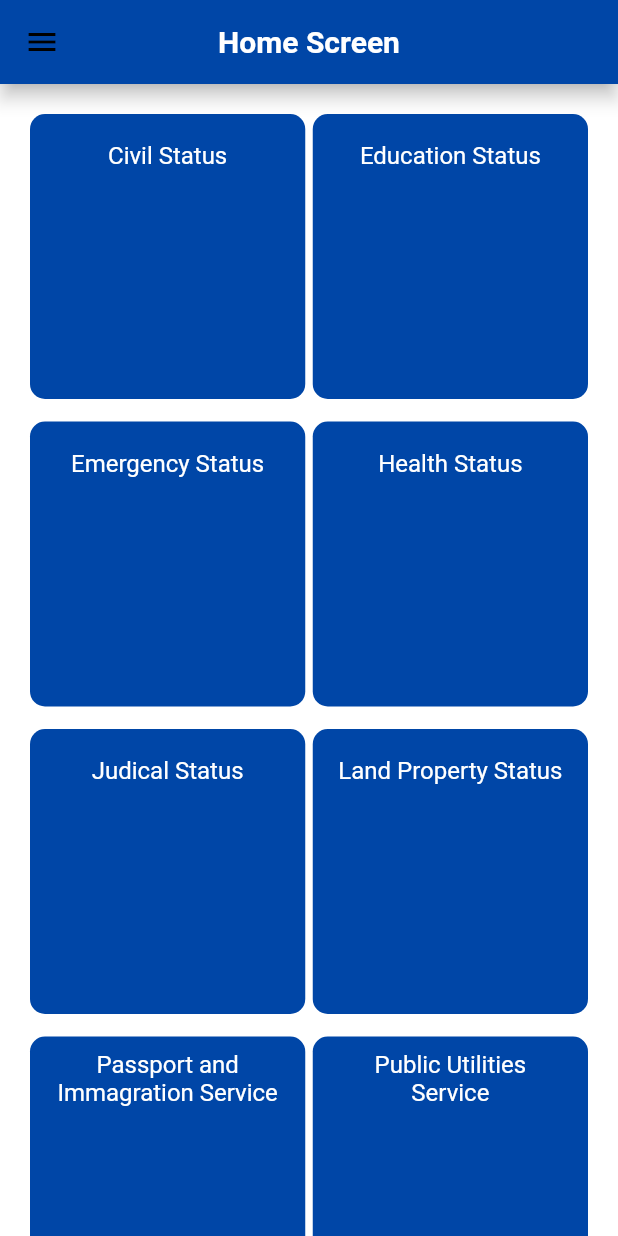
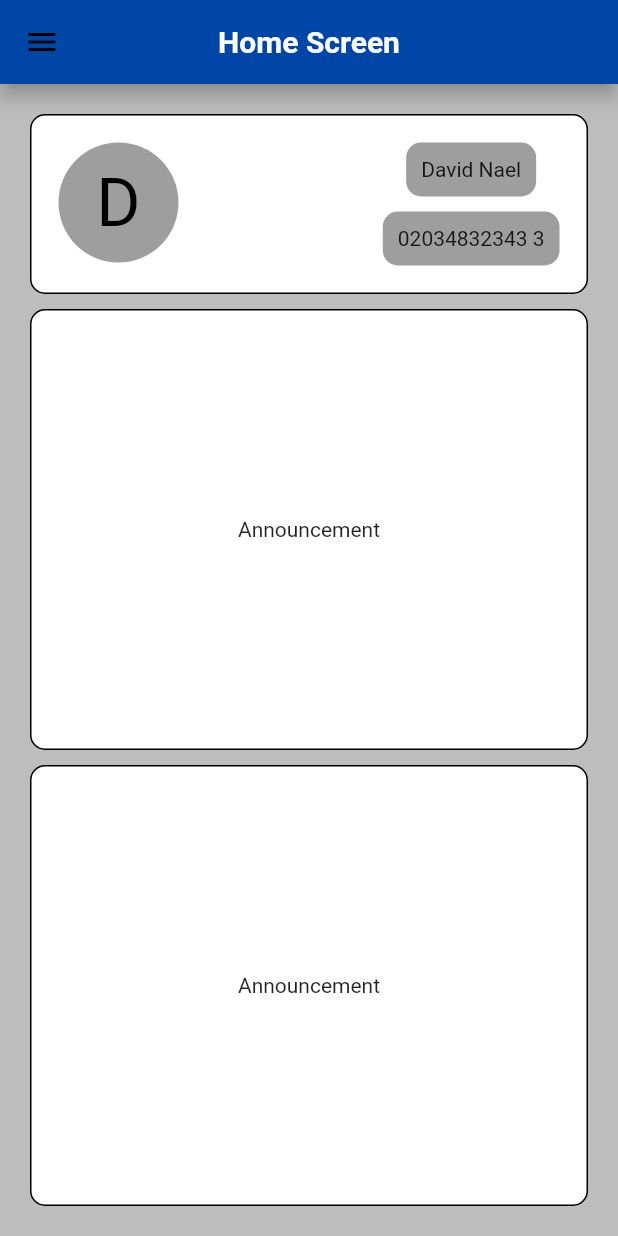
Before and after one commit to DavidNael/E-citizen, a Flutter app: the HomeLayoutScreen screen opened directly, on a phone screen of 412 x 824 dp. Run offline on Flutter 3.47's test engine with Material 2 defaults, Android fonts, the phone set to English and light mode, and no system bars; our stand-ins replace bloc, cloud_firestore, firebase_auth, firebase_core, flutter_bloc, hexcolor; accounts and stored records are empty.

Commit message:
Co-authored-by: DavidNael <DavidNael@users.noreply.github.com>

```diff
--- a/E-Citizen/lib/layout/home_layout_screen.dart
+++ b/E-Citizen/lib/layout/home_layout_screen.dart
@@ -1,7 +1,10 @@
-import 'package:ecitizen/modules/services/services_screen.dart';
+import 'package:ecitizen/modules/home_screen.dart';
 import 'package:ecitizen/shared/components/components.dart';
+import 'package:ecitizen/shared/cubit/app_cubit.dart';
+import 'package:ecitizen/shared/cubit/app_states.dart';
 import 'package:ecitizen/shared/styles/color.dart';
 import 'package:flutter/material.dart';
+import 'package:flutter_bloc/flutter_bloc.dart';
 
 class HomeLayoutScreen extends StatelessWidget {
   const HomeLayoutScreen({Key? key}) : super(key: key);
@@ -9,12 +12,15 @@ class HomeLayoutScreen extends StatelessWidget {
   @override
   Widget build(BuildContext context) {
     return Scaffold(
+      backgroundColor: Colors.grey[400],
       appBar: AppBar(
         title: const Text(
           'Home Screen',
           style: TextStyle(color: Colors.white),
         ),
       ),
+
+      //! Sidebar menu
       drawer: Drawer(
         backgroundColor: Colors.white,
         child: SafeArea(
@@ -52,7 +58,9 @@ class HomeLayoutScreen extends StatelessWidget {
           ),
         ),
       ),
-      body: ServicesScreen(),
+
+      body: HomeScreen(),
+      drawerEdgeDragWidth: 80,
     );
   }
 }
--- a/E-Citizen/lib/main.dart
+++ b/E-Citizen/lib/main.dart
@@ -26,7 +26,7 @@ class ECitizen extends StatelessWidget {
     return MultiBlocProvider(
       providers: [
         BlocProvider(
-          create: (context) => ECitizenCubit(),
+          create: (context) => AppCubit(),
         ),
         BlocProvider(
           create: (context) => LoginCubit(),
--- /dev/null
+++ b/E-Citizen/lib/modules/home_screen.dart
@@ -0,0 +1,134 @@
+import 'package:ecitizen/modules/services/passport_immigration_service.dart';
+import 'package:ecitizen/modules/services/public_utilities_service.dart';
+import 'package:ecitizen/modules/services/service_model.dart';
+import 'package:ecitizen/modules/services/social_service.dart';
+import 'package:ecitizen/modules/services/taxation_service.dart';
+import 'package:ecitizen/modules/services/vehicle_service.dart';
+import 'package:ecitizen/shared/components/components.dart';
+import 'package:flutter/material.dart';
+import 'package:flutter/src/widgets/framework.dart';
+import 'package:flutter/src/widgets/placeholder.dart';
+
+import '../../shared/styles/color.dart';
+
+class HomeScreen extends StatelessWidget {
+  String userName = 'David Nael';
+  String nid = '02034832343 3';
+  // const HomeScreen({
+  //   super.key,
+  //   required this.userName,
+  //   required this.nid,
+  // });
+  @override
+  Widget build(BuildContext context) {
+    BuildContext buildContext = context;
+    return Padding(
+        padding: const EdgeInsets.all(20.0),
+        child: Column(
+          children: [
+            //! Profile Picture + Name + National ID
+            Container(
+                padding: const EdgeInsets.all(18),
+                alignment: Alignment.center,
+                decoration: BoxDecoration(
+                  color: Colors.white,
+                  border: Border.all(),
+                  borderRadius: BorderRadius.circular(10),
+                ),
+                child: Row(
+                  crossAxisAlignment: CrossAxisAlignment.start,
+                  mainAxisAlignment: MainAxisAlignment.spaceBetween,
+                  children: [
+                    const CircleAvatar(
+                      backgroundColor: Colors.grey,
+                      radius: 40,
+                      child: Text(
+                        "D",
+                        style: TextStyle(
+                          fontSize: 45,
+                          color: Colors.black,
+                        ),
+                      ),
+                    ),
+                    const SizedBox(
+                      width: 10,
+                    ),
+
+                    //! Name + National ID
+                    Column(
+                      children: [
+                        //! Name
+                        Container(
+                          alignment: Alignment.center,
+                          decoration: BoxDecoration(
+                            color: Colors.grey,
+                            borderRadius: BorderRadius.circular(10),
+                          ),
+                          child: Padding(
+                            padding: const EdgeInsets.all(10.0),
+                            child: Text(userName),
+                          ),
+                        ),
+                        const SizedBox(
+                          height: 10,
+                        ),
+                        //! Natioanl ID
+                        Container(
+                          alignment: Alignment.center,
+                          decoration: BoxDecoration(
+                            color: Colors.grey,
+                            borderRadius: BorderRadius.circular(10),
+                          ),
+                          child: Padding(
+                            padding: const EdgeInsets.all(10.0),
+                            child: Text(nid),
+                          ),
+                        ),
+                      ],
+                    )
+                  ],
+                )),
+
+            const SizedBox(
+              height: 10,
+            ),
+
+            //! Announcement
+            Expanded(
+              child: Container(
+                padding: const EdgeInsets.all(18),
+                alignment: Alignment.center,
+                decoration: BoxDecoration(
+                  color: Colors.white,
+                  border: Border.all(),
+                  borderRadius: BorderRadius.circular(10),
+                ),
+                child: const Text(
+                  'Announcement',
+                ),
+              ),
+            ),
+
+            const SizedBox(
+              height: 10,
+            ),
+
+            //! Services section
+            Expanded(
+              child: Container(
+                padding: const EdgeInsets.all(18),
+                alignment: Alignment.center,
+                decoration: BoxDecoration(
+                  color: Colors.white,
+                  border: Border.all(),
+                  borderRadius: BorderRadius.circular(10),
+                ),
+                child: const Text(
+                  'Announcement',
+                ),
+              ),
+            ),
+          ],
+        ));
+  }
+}
--- a/E-Citizen/lib/shared/components/constants.dart
+++ b/E-Citizen/lib/shared/components/constants.dart
@@ -1,6 +1,11 @@
 //!User Model
 
 //! Other
+import 'package:cloud_firestore/cloud_firestore.dart';
+import 'package:ecitizen/modules/home_screen.dart';
+import 'package:ecitizen/modules/services/services_screen.dart';
+import 'package:flutter/cupertino.dart';
+
 const String userAddressesField = 'addresses';
 const String userAuthorityField = 'authority';
 const String userBirthDateField = 'birth_date';
@@ -51,6 +56,7 @@ const String userFatherNameField = 'father_name';
 const String userMotherNameField = 'mother_name';
 
 
+
 //! Accounts
 /*
 Email 1: 01234567891234@egypt.com
--- a/E-Citizen/lib/shared/cubit/app_cubit.dart
+++ b/E-Citizen/lib/shared/cubit/app_cubit.dart
@@ -1,10 +1,13 @@
 import 'package:flutter_bloc/flutter_bloc.dart';
-
 
 import 'app_states.dart';
 
-class ECitizenCubit extends Cubit<AppStates> {
-  ECitizenCubit() : super(AppInitialState());
+class AppCubit extends Cubit<AppStates> {
+  AppCubit() : super(AppInitialState());
 
-  static ECitizenCubit getCubit(context) => BlocProvider.of(context);
+  static AppCubit getCubit(context) => BlocProvider.of(context);
+
+  int homeIndex = 0;
+
+
 }
--- a/E-Citizen/lib/shared/cubit/app_states.dart
+++ b/E-Citizen/lib/shared/cubit/app_states.dart
@@ -1,5 +1,4 @@
 import 'package:firebase_core/firebase_core.dart';
-
 
 // Parent state of shared states
 abstract class AppStates {}
--- a/E-Citizen/lib/shared/styles/themes.dart
+++ b/E-Citizen/lib/shared/styles/themes.dart
@@ -41,7 +41,7 @@ ThemeData lightTheme() {
     // control body
     primaryColor: Colors.black,
     primarySwatch: myBlueMaterial,
-
+    // iconButtonTheme: IconButtonThemeData(style: ButtonStyle(iconColor: MaterialStateProperty())),
     // control text theme
     textTheme: const TextTheme(
         bodyLarge: TextStyle(
```
Also changed, not shown: E-Citizen/lib/modules/login/login_screen.dart (+7 -2 lines), E-Citizen/lib/modules/services/services_screen.dart (+75 -19 lines), E-Citizen/lib/shared/components/components.dart (+8 -1 lines).
